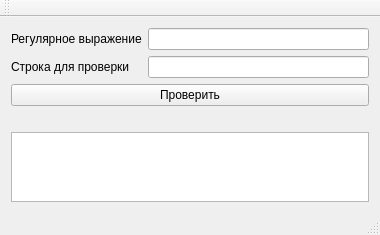
First picture: the form in mainwindow.ui, repository EgorSidorov/RegExp_with_automatic, before the edit.
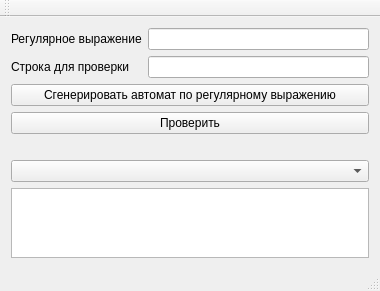
Second picture: the form after the edit.

What changed in the file:
```diff
--- a/mainwindow.ui
+++ b/mainwindow.ui
@@ -7,7 +7,7 @@
     <x>0</x>
     <y>0</y>
     <width>380</width>
-    <height>204</height>
+    <height>268</height>
    </rect>
   </property>
   <property name="windowTitle">
@@ -39,6 +39,13 @@
       </item>
      </layout>
     </item>
+    <item>
+     <widget class="QPushButton" name="genButton">
+      <property name="text">
+       <string>Сгенерировать автомат по регулярному выражению</string>
+      </property>
+     </widget>
+    </item>
     <item>
      <widget class="QPushButton" name="checkButton">
       <property name="text">
@@ -53,6 +60,9 @@
       </property>
      </widget>
     </item>
+    <item>
+     <widget class="QComboBox" name="comboBox"/>
+    </item>
     <item>
      <widget class="QTableWidget" name="tableWidgetDNA"/>
     </item>
```
Left out of the diff: 2 changed lines with no effect on the pictures.
